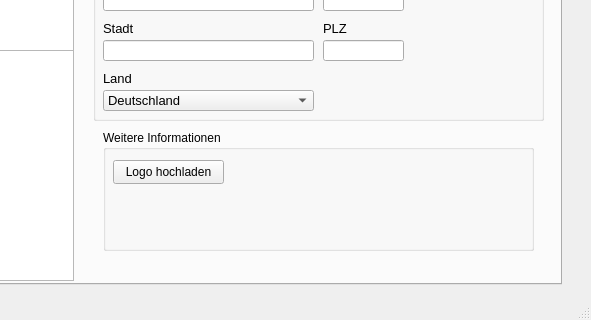
SIMKCN/LF11-Projekt, file Qt/main.ui: the form before one commit; both pictures show x 809 to 1400 and y 479 to 799 of the 1400 by 799 pixel window.
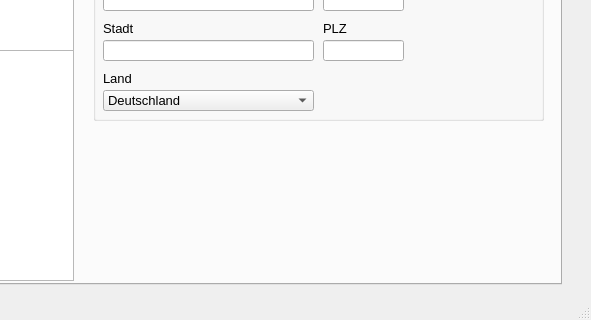
The form after the commit. Icons and pictures are not drawn.

The edit to the form file:
```diff
--- a/Qt/main.ui
+++ b/Qt/main.ui
@@ -1164,32 +1164,6 @@
        <bool>true</bool>
       </property>
      </widget>
-     <widget class="QGroupBox" name="groupBox_4">
-      <property name="geometry">
-       <rect>
-        <x>750</x>
-        <y>510</y>
-        <width>431</width>
-        <height>121</height>
-       </rect>
-      </property>
-      <property name="title">
-       <string>Weitere Informationen</string>
-      </property>
-      <widget class="QPushButton" name="pushButton">
-       <property name="geometry">
-        <rect>
-         <x>10</x>
-         <y>30</y>
-         <width>111</width>
-         <height>24</height>
-        </rect>
-       </property>
-       <property name="text">
-        <string>Logo hochladen</string>
-       </property>
-      </widget>
-     </widget>
     </widget>
     <widget class="QWidget" name="tab_positionen">
      <attribute name="title">
```
Left out of the diff: 6 changed lines with no effect on the pictures.
